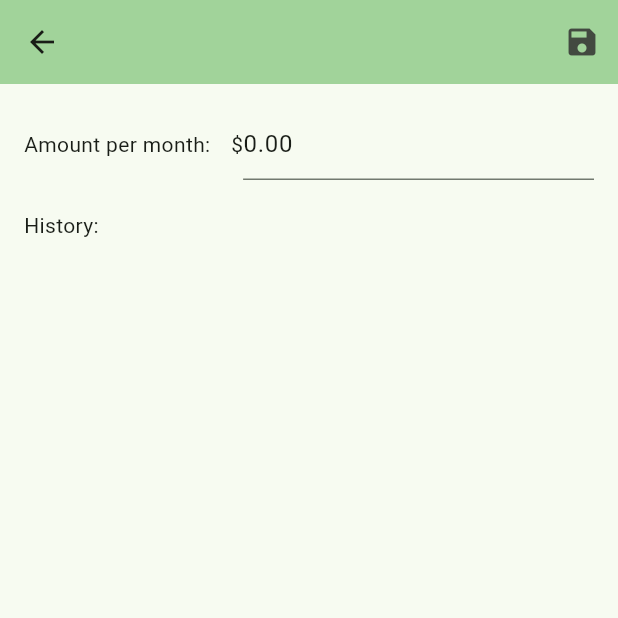
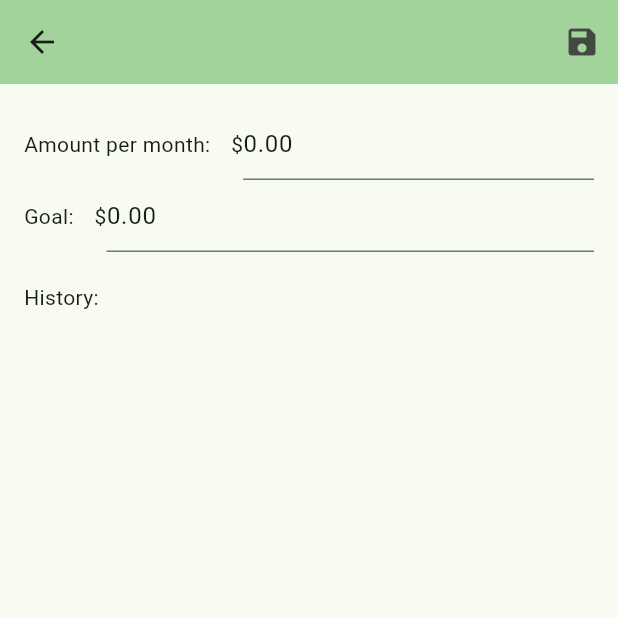
Before and after one commit to jamin-eisenberg/spend-wise, a Flutter app: the BucketDetailsPage screen opened directly with empty values, on a phone screen of 412 x 824 dp, the top half of it. Run offline on Flutter 3.47's test engine with Material 3 defaults, Android fonts, the light colour scheme and no system bars; our stand-ins replace cloud_firestore, firebase_auth, firebase_core, go_router; missing offline and left inert: firebase_ui_auth; accounts and stored records are empty.

Commit message:
Storing and displaying goal

```diff
--- a/lib/bucket_details_page.dart
+++ b/lib/bucket_details_page.dart
@@ -19,6 +19,8 @@ class BucketDetailsPage extends StatefulWidget {
 class _BucketDetailsPageState extends State<BucketDetailsPage> {
   late final perMonthAmountCents = TextEditingController(
       text: Expense.formattedCost(widget.bucket.perMonthAmountCents, false));
+  late final goalCents = TextEditingController(
+      text: Expense.formattedCost(widget.bucket.goalCents, false));
   final _formKey = GlobalKey<FormState>();
 
   @override
@@ -31,14 +33,17 @@ class _BucketDetailsPageState extends State<BucketDetailsPage> {
           IconButton(
             onPressed: () {
               if (_formKey.currentState?.validate() ?? false) {
-                final perMonthAmount = Expense.centsFromText(perMonthAmountCents.text);
+                final perMonthAmount =
+                    Expense.centsFromText(perMonthAmountCents.text);
+                final goalAmount = Expense.centsFromText(goalCents.text);
 
                 final bucket = Bucket(
                     name: widget.bucket.name,
                     amountCents: widget.bucket.amountCents,
                     iconData: widget.bucket.icon.icon!,
                     id: widget.bucket.id,
-                    perMonthAmountCents: perMonthAmount);
+                    perMonthAmountCents: perMonthAmount,
+                    goalCents: goalAmount);
 
                 widget.updateDb(bucket).then((value) => bucket.id = value);
 
@@ -66,21 +71,30 @@ class _BucketDetailsPageState extends State<BucketDetailsPage> {
                   const Text("\$"),
                   Expanded(
                     child: TextFormField(
+                        autovalidateMode: AutovalidateMode.onUserInteraction,
+                        keyboardType: TextInputType.number,
+                        onTapOutside: (_) => perMonthAmountCents.text =
+                            Expense.formattedCostString(
+                                perMonthAmountCents.text, false),
+                        controller: perMonthAmountCents,
+                        validator: (_) => Expense.currencyValidator(
+                            perMonthAmountCents.text)),
+                  ),
+                ]),
+                Row(children: [
+                  const Text("Goal: "),
+                  const SizedBox(width: 10),
+                  const Text("\$"),
+                  Expanded(
+                    child: TextFormField(
                       autovalidateMode: AutovalidateMode.onUserInteraction,
                       keyboardType: TextInputType.number,
-                      onTapOutside: (_) => perMonthAmountCents.text =
+                      onTapOutside: (_) => goalCents.text =
                           Expense.formattedCostString(
-                              perMonthAmountCents.text, false),
-                      controller: perMonthAmountCents,
-                      validator: (amount) {
-                        if (RegExp(r"-?[\d,]+(\.\d{2})?")
-                                .firstMatch(perMonthAmountCents.text)?[0] ==
-                            perMonthAmountCents.text) {
-                          return null;
-                        } else {
-                          return "Incorrect format for currency. Example: 1,234.56";
-                        }
-                      },
+                              goalCents.text, false),
+                      controller: goalCents,
+                      validator: (_) =>
+                          Expense.currencyValidator(goalCents.text),
                     ),
                   ),
                 ]),
```
Also changed, not shown: lib/bucket.dart (+6 -1 lines), lib/expense.dart (+12 -0 lines), lib/expense_details_page.dart (+1 -9 lines), lib/month_details_page.dart (+9 -20 lines).
